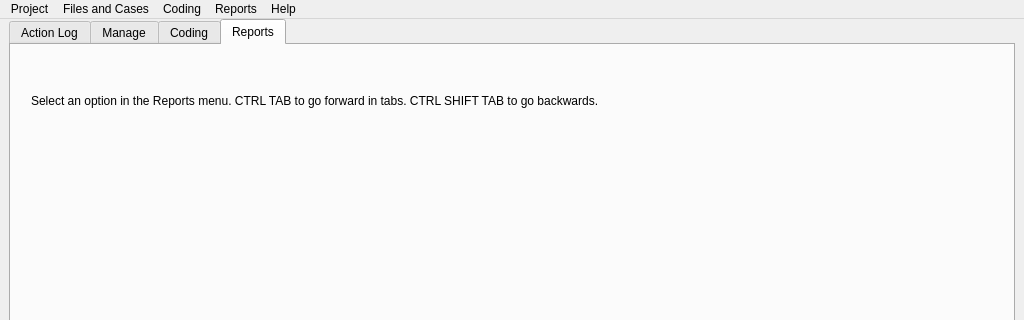
This is GUI_UIs/ui_main.ui in ccbogel/QualCoder as Qt 5 draws it before an edit; both pictures show x 0 to 1024 and y 0 to 320 of the 1024 by 600 pixel window. The edited form follows.
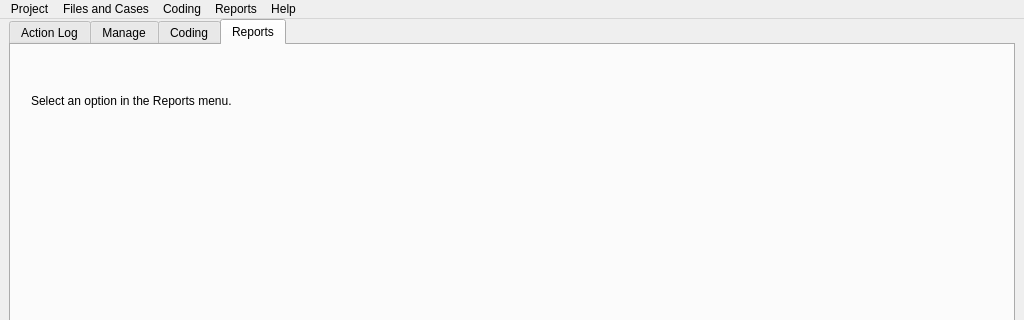
This is the edited form. The open tabs and pages were chosen to show the change.

What changed in the file:
```diff
--- a/GUI_UIs/ui_main.ui
+++ b/GUI_UIs/ui_main.ui
@@ -92,7 +92,7 @@
          </rect>
         </property>
         <property name="text">
-         <string>Select an option in the Reports menu. CTRL TAB to go forward in tabs. CTRL SHIFT TAB to go backwards.</string>
+         <string>Select an option in the Reports menu. </string>
         </property>
         <property name="wordWrap">
          <bool>true</bool>
```
Left out of the diff: 6 changed lines with no effect on the pictures.
